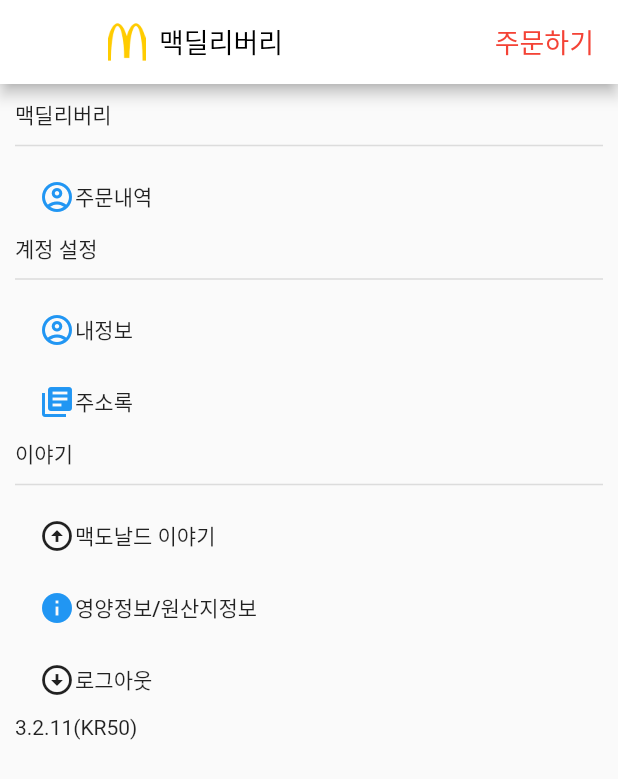
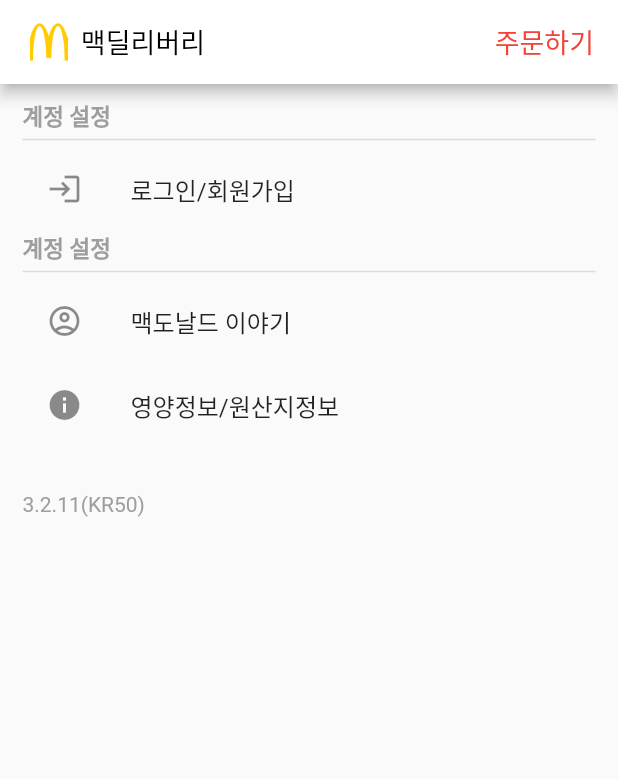
Before and after one commit to ByeonJaeJeong/flutter_app_templete, a Flutter app: the More screen opened directly, on a phone screen of 412 x 824 dp. Shown: the top 779 px of the screen. Run offline on Flutter 3.47's test engine with Material 2 defaults, Android fonts, the phone set to English and light mode, and no system bars; our stand-ins replace flutter_secure_storage, flutter_swiper, fluttertoast; accounts and stored records are empty; network calls fail.

Commit message:
login logout update

```diff
--- a/lib/screen/home.dart
+++ b/lib/screen/home.dart
@@ -23,7 +23,9 @@ class _HomeState extends State<Home> {
         backgroundColor: Colors.white,
         // Here we take the value from the MyHomePage object that was created by
         // the App.build method, and use it to set our appbar title.
-        title: Row(children: <Widget>[
+        leadingWidth: 300,
+        leading: Row(children: <Widget>[
+          SizedBox(width: 20),
           Image.asset(
             "assets/Mac.png",
             scale: 4,
--- a/lib/screen/more.dart
+++ b/lib/screen/more.dart
@@ -36,7 +36,9 @@ class _MoreState extends State<More> {
         backgroundColor: Colors.white,
         // Here we take the value from the MyHomePage object that was created by
         // the App.build method, and use it to set our appbar title.
-        title: Row(children: <Widget>[
+        leadingWidth: 200,
+        leading: Row(children: <Widget>[
+          SizedBox(width: 20),
           Image.asset(
             "assets/Mac.png",
             scale: 4,
@@ -53,117 +55,150 @@ class _MoreState extends State<More> {
           })*/
         ],
       ),
-      body: SafeArea(
+      body: Container(
+        padding: EdgeInsets.only(left: 15,top: 10,right: 15,bottom: 5),
+        child: Column(
+          children: [Visibility(
+            visible: (userInfo == null)?false:true,
+            child: Expanded(
               child: ListView(
-            padding: EdgeInsets.all(10),
-            children: [
+                children: <Widget>[
                   Container(
-                child: Text("맥딜리버리"),
-              ),
+                      child: Text(
+                    "맥딜리버리",
+                    style: TextStyle(
+                        fontSize: 15,
+                        fontWeight: FontWeight.bold,
+                        color: Colors.grey),
+                  )),
                   Divider(
-                height: 20,
+                    height: 10,
                     thickness: 1,
                   ),
-              Container(
-                child: FlatButton(
-                  onPressed: () {
-                    Navigator.push(context,
-                        MaterialPageRoute(builder: (context) => AuthWidget()));
-                  },
-                  child: Row(
-                    children: [
-                      Icon(Icons.account_circle_outlined, color: Colors.blue),
-                      Text("주문내역")
-                    ],
-                  ),
-                ),
+                  ListTile(
+                    leading: Icon(Icons.account_circle_outlined),
+                    title: Text("주문내역"),
+                    onTap: () {},
                   ),
                   Container(
-                child: Text("계정 설정"),
-              ),
+                      child: Text(
+                    "계정 설정",
+                    style: TextStyle(
+                        fontSize: 15,
+                        fontWeight: FontWeight.bold,
+                        color: Colors.grey),
+                  )),
                   Divider(
-                height: 20,
+                    height: 10,
                     thickness: 1,
                   ),
-              Container(
-                child: FlatButton(
-                  onPressed: () {
-                    Navigator.push(context,
-                        MaterialPageRoute(builder: (context) => AuthWidget()));
-                  },
-                  child: Row(
-                    children: [
-                      Icon(Icons.account_circle_outlined, color: Colors.blue),
-                      Text("내정보")
-                    ],
+                  ListTile(
+                    leading: Icon(Icons.account_circle_outlined),
+                    title: Text("내정보"),
+                    onTap: () {},
                   ),
-                ),
+                  ListTile(
+                    leading: Icon(Icons.library_books),
+                    title: Text("주소록"),
+                    onTap: () {},
                   ),
                   Container(
-                child: FlatButton(
-                  onPressed: () {
-                    Navigator.push(context,
-                        MaterialPageRoute(builder: (context) => AuthWidget()));
-                  },
-                  child: Row(
-                    children: [
-                      Icon(Icons.library_books, color: Colors.blue),
-                      Text("주소록")
-                    ],
-                  ),
-                ),
-              ),
-
-              Container(
-                child: Text("이야기"),
-              ),
+                      child: Text(
+                    "이야기",
+                    style: TextStyle(
+                        fontSize: 15,
+                        fontWeight: FontWeight.bold,
+                        color: Colors.grey),
+                  )),
                   Divider(
-                height: 20,
+                    height: 10,
                     thickness: 1,
                   ),
-              Container(
-                child: FlatButton(
-                  onPressed: () {
-                    Navigator.push(context,
-                        MaterialPageRoute(builder: (context) => AuthWidget()));
-                  },
-                  child: Row(
-                    children: [Icon(Icons.arrow_circle_up), Text("맥도날드 이야기")],
+                  ListTile(
+                    leading: Icon(Icons.account_circle_outlined),
+                    title: Text("맥도날드이야기"),
+                    onTap: () {},
                   ),
+                  ListTile(
+                    leading: Icon(Icons.info),
+                    title: Text("영양정보/원산지정보"),
+                    onTap: () {},
                   ),
+                  SizedBox(
+                    height: 30,
                   ),
-              Container(
-                child: FlatButton(
-                  onPressed: () {
-                    Navigator.push(context,
-                        MaterialPageRoute(builder: (context) => AuthWidget()));
-                  },
-                  child: Row(
-                    children: [
-                      Icon(Icons.info, color: Colors.blue),
-                      Text("영양정보/원산지정보")
-                    ],
-                  ),
-                ),
-              ),
-              Container(
-                child: FlatButton(
-                  onPressed: () async {
+                  ListTile(
+                    leading: Icon(Icons.logout),
+                    title: Text("로그아웃"),
+                    onTap: () async {
                         await storage.delete(key: "loginId");
                         Navigator.pushReplacement(
                             context,
                             MaterialPageRoute(
                                 builder: (context) =>
                                     BottomNavi()));
+
                     },
-                  child: Row(
-                    children: [Icon(Icons.arrow_circle_down), Text("로그아웃")],
+                  ),
+                  Text("3.2.11(KR50)",style: TextStyle(color: Colors.grey),)
+                ],
               ),
             ),
           ),
+            Visibility(
+              visible: (userInfo == null)?true:false,
+              child: Expanded(child: ListView(
+               children: <Widget>[
                  Container(
-                child: Text("3.2.11(KR50)"),
+                     child: Text(
+                       "계정 설정",
+                       style: TextStyle(
+                           fontSize: 15,
+                           fontWeight: FontWeight.bold,
+                           color: Colors.grey),
+                     )),
+                 Divider(
+                   height: 10,
+                   thickness: 1,
                  ),
+                 ListTile(
+                   leading: Icon(Icons.login),
+                   title: Text("로그인/회원가입"),
+                   onTap: () {
+                     Navigator.push(context,
+                         MaterialPageRoute(builder: (context) => AuthWidget()));
+                   },
+                 ),
+                 Container(
+                     child: Text(
+                       "계정 설정",
+                       style: TextStyle(
+                           fontSize: 15,
+                           fontWeight: FontWeight.bold,
+                           color: Colors.grey),
+                     )),
+                 Divider(
+                   height: 10,
+                   thickness: 1,
+                 ),
+                 ListTile(
+                   leading: Icon(Icons.account_circle_outlined),
+                   title: Text("맥도날드 이야기"),
+                   onTap: () {},
+                 ),
+                 ListTile(
+                   leading: Icon(Icons.info),
+                   title: Text("영양정보/원산지정보"),
+                   onTap: () {},
+                 ),
+                 SizedBox(
+                   height: 30,
+                 ),
+                 Text("3.2.11(KR50)",style: TextStyle(color: Colors.grey))
+               ],
+              )
+              ),
+            )
           ],
         ),
       ),
```
Lines whose indentation alone changed are shown as unchanged.
